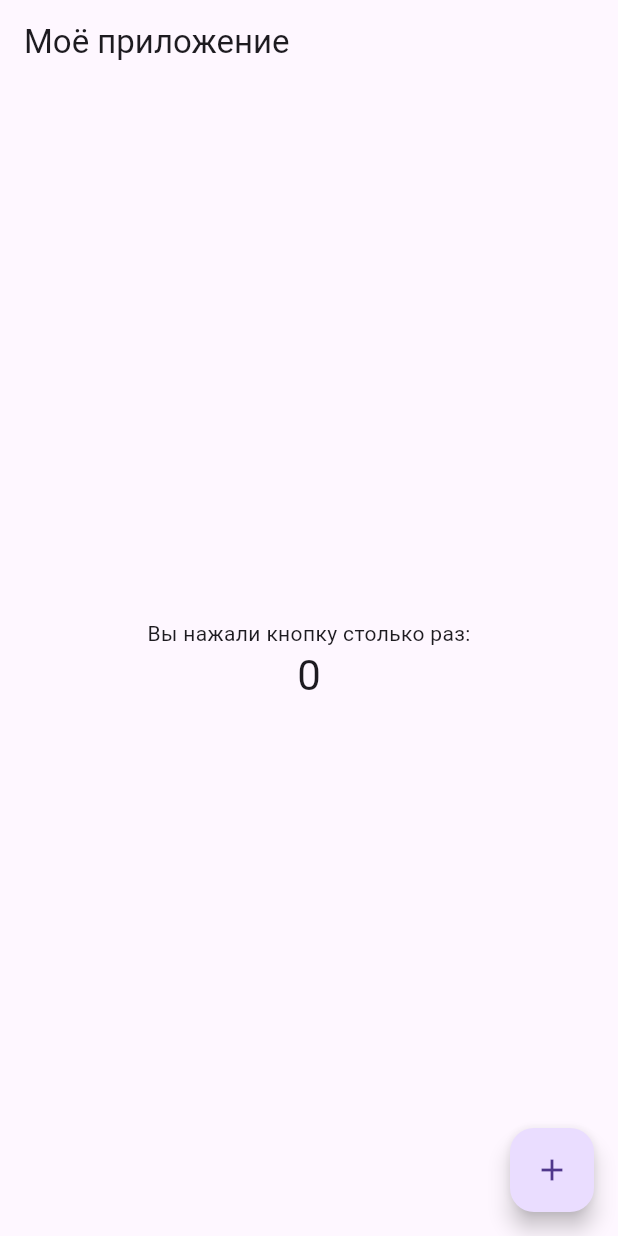
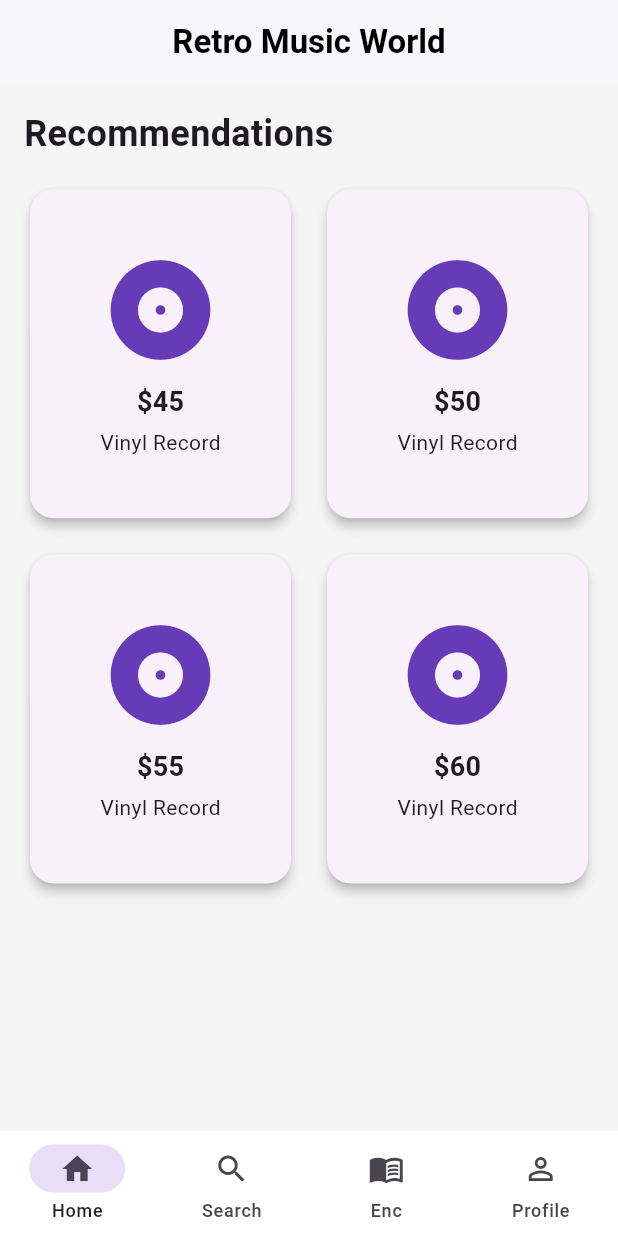
Before and after one commit to olijek/RetroMuse, a Flutter app: the screen it shows after launch, on a phone screen of 412 x 824 dp. Run offline on Flutter 3.47's test engine with Material 3 defaults, Android fonts, the phone set to English and light mode, and no system bars.

Commit message:
Обновление и добавление новых скринов

```diff
--- a/lib/main.dart
+++ b/lib/main.dart
@@ -1,18 +1,110 @@
 import 'package:flutter/material.dart';
 import 'screens/home_screen.dart';
+import 'screens/search_screen.dart';
+import 'screens/enc_screen.dart';
+import 'screens/profile_screen.dart';
 
 void main() {
-  runApp(const MyApp());
+  runApp(const RetroMuseApp());
 }
 
-class MyApp extends StatelessWidget {
-  const MyApp({super.key});
+class RetroMuseApp extends StatelessWidget {
+  const RetroMuseApp({super.key});
 
   @override
   Widget build(BuildContext context) {
-    return const MaterialApp(
+    return MaterialApp(
+      title: 'Retro Music World',
       debugShowCheckedModeBanner: false,
-      home: HomeScreen(),
+      theme: ThemeData(
+        useMaterial3: true,
+        colorSchemeSeed: Colors.deepPurple,
+        scaffoldBackgroundColor: Colors.grey[100],
+        appBarTheme: const AppBarTheme(
+          backgroundColor: Colors.white,
+          foregroundColor: Colors.black87,
+          elevation: 1,
+          centerTitle: true,
+          titleTextStyle: TextStyle(
+            fontSize: 22,
+            fontWeight: FontWeight.w700,
+            color: Colors.black,
+          ),
+        ),
+      ),
+      home: const MainScreen(),
     );
   }
 }
+
+class MainScreen extends StatefulWidget {
+  const MainScreen({super.key});
+
+  @override
+  State<MainScreen> createState() => _MainScreenState();
+}
+
+class _MainScreenState extends State<MainScreen> {
+  int _selectedIndex = 0;
+
+  final List<Widget> _pages = const [
+    HomeScreen(),
+    SearchScreen(),
+    EncScreen(),
+    ProfileScreen(),
+  ];
+
+  final List<String> _titles = const [
+    'Retro Music World',
+    'Search',
+    'Encyclopedia',
+    'Profile',
+  ];
+
+  void _onItemTapped(int index) {
+    setState(() {
+      _selectedIndex = index;
+    });
+  }
+
+  @override
+  Widget build(BuildContext context) {
+    return Scaffold(
+      appBar: AppBar(
+        title: Text(_titles[_selectedIndex]),
+      ),
+      body: AnimatedSwitcher(
+        duration: const Duration(milliseconds: 300),
+        child: _pages[_selectedIndex],
+      ),
+      bottomNavigationBar: NavigationBar(
+        height: 70,
+        backgroundColor: Colors.white,
+        selectedIndex: _selectedIndex,
+        onDestinationSelected: _onItemTapped,
+        destinations: const [
+          NavigationDestination(
+            icon: Icon(Icons.home_outlined),
+            selectedIcon: Icon(Icons.home),
+            label: 'Home',
+          ),
+          NavigationDestination(
+            icon: Icon(Icons.search_outlined),
+            selectedIcon: Icon(Icons.search),
+            label: 'Search',
+          ),
+          NavigationDestination(
+            icon: Icon(Icons.menu_book_outlined),
+            selectedIcon: Icon(Icons.menu_book),
+            label: 'Enc',
+          ),
+          NavigationDestination(
+            icon: Icon(Icons.person_outline),
+            selectedIcon: Icon(Icons.person),
+            label: 'Profile',
+          ),
+        ],
+      ),
+    );
+  }
+}
--- a/lib/screens/home_screen.dart
+++ b/lib/screens/home_screen.dart
@@ -1,43 +1,50 @@
 import 'package:flutter/material.dart';
 
-class HomeScreen extends StatefulWidget {
+class HomeScreen extends StatelessWidget {
   const HomeScreen({super.key});
 
   @override
-  State<HomeScreen> createState() => _HomeScreenState();
-}
-
-class _HomeScreenState extends State<HomeScreen> {
-  int _counter = 0;
-
-  void _incrementCounter() {
-    setState(() {
-      _counter++;
-    });
-  }
-
-  @override
   Widget build(BuildContext context) {
-    return Scaffold(
-      appBar: AppBar(
-        title: const Text('Моё приложение'),
+    return ListView(
+      padding: const EdgeInsets.all(16),
+      children: [
+        const Text(
+          'Recommendations',
+          style: TextStyle(fontSize: 24, fontWeight: FontWeight.bold),
         ),
-      body: Center(
+        const SizedBox(height: 16),
+        GridView.count(
+          shrinkWrap: true,
+          physics: const NeverScrollableScrollPhysics(),
+          crossAxisCount: 2,
+          childAspectRatio: 0.8,
+          crossAxisSpacing: 16,
+          mainAxisSpacing: 16,
+          children: List.generate(4, (index) {
+            return Card(
+              elevation: 3,
+              shape: RoundedRectangleBorder(
+                  borderRadius: BorderRadius.circular(16)),
               child: Column(
                 mainAxisAlignment: MainAxisAlignment.center,
                 children: [
-            const Text('Вы нажали кнопку столько раз:'),
+                  const Icon(Icons.album, size: 80, color: Colors.deepPurple),
+                  const SizedBox(height: 8),
                   Text(
-              '$_counter',
-              style: Theme.of(context).textTheme.headlineMedium,
+                    '\$${(45 + index * 5)}',
+                    style: const TextStyle(
+                      fontWeight: FontWeight.bold,
+                      fontSize: 18,
+                    ),
+                  ),
+                  const SizedBox(height: 4),
+                  const Text('Vinyl Record', style: TextStyle(fontSize: 14)),
+                ],
+              ),
+            );
+          }),
         ),
       ],
-        ),
-      ),
-      floatingActionButton: FloatingActionButton(
-        onPressed: _incrementCounter,
-        child: const Icon(Icons.add),
-      ),
     );
   }
 }
```
Also changed, not shown: lib/screens/enc_screen.dart (added, +37 -0 lines), lib/screens/profile_screen.dart (added, +46 -0 lines), lib/screens/search_screen.dart (added, +60 -0 lines), 1 other file. Lines whose indentation alone changed are shown as unchanged.
